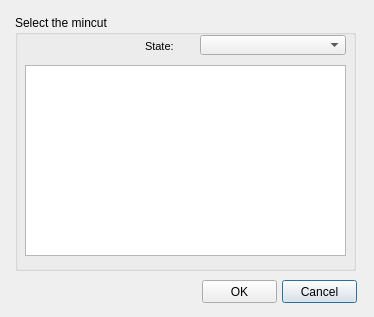
Before: the Qt Designer form ui/mincut_edit.ui in Giswater/giswater_qgis_plugin, drawn with Qt 5.
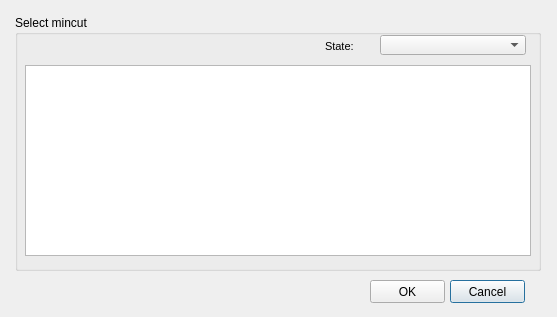
After: the same form once the commit is applied.

Commit message: UI - modify mincut forms

```diff
--- a/ui/mincut_edit.ui
+++ b/ui/mincut_edit.ui
@@ -6,7 +6,7 @@
    <rect>
     <x>0</x>
     <y>0</y>
-    <width>374</width>
+    <width>557</width>
     <height>317</height>
    </rect>
   </property>
@@ -18,17 +18,17 @@
     <rect>
      <x>15</x>
      <y>15</y>
-     <width>341</width>
+     <width>526</width>
      <height>256</height>
     </rect>
    </property>
    <property name="title">
-    <string>Select the mincut</string>
+    <string>Select mincut</string>
    </property>
    <widget class="QLabel" name="label_label_x_7">
     <property name="geometry">
      <rect>
-      <x>130</x>
+      <x>310</x>
       <y>20</y>
       <width>90</width>
       <height>22</height>
@@ -64,7 +64,7 @@
    <widget class="QComboBox" name="state_edit">
     <property name="geometry">
      <rect>
-      <x>185</x>
+      <x>365</x>
       <y>20</y>
       <width>146</width>
       <height>20</height>
@@ -76,7 +76,7 @@
      <rect>
       <x>10</x>
       <y>50</y>
-      <width>321</width>
+      <width>506</width>
       <height>191</height>
      </rect>
     </property>
@@ -88,7 +88,7 @@
   <widget class="QPushButton" name="btn_cancel">
    <property name="geometry">
     <rect>
-     <x>282</x>
+     <x>450</x>
      <y>280</y>
      <width>75</width>
      <height>23</height>
@@ -101,7 +101,7 @@
   <widget class="QPushButton" name="btn_accept">
    <property name="geometry">
     <rect>
-     <x>202</x>
+     <x>370</x>
      <y>280</y>
      <width>75</width>
      <height>23</height>
```
The commit also changes 2 other files.
